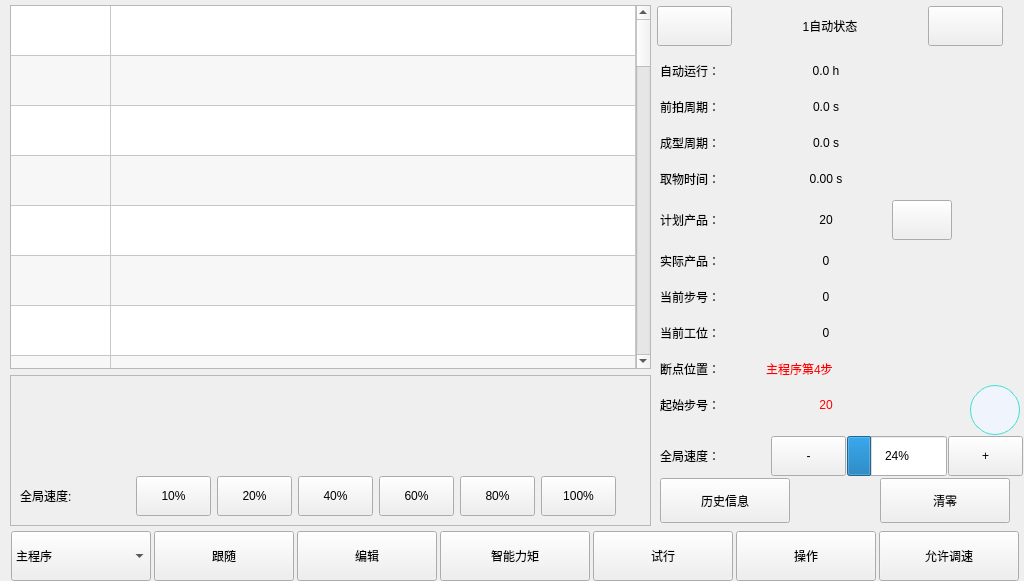
This is autoform.ui in Jade-yun/MachineTool as Qt 5 draws it before an edit. The edited form follows.
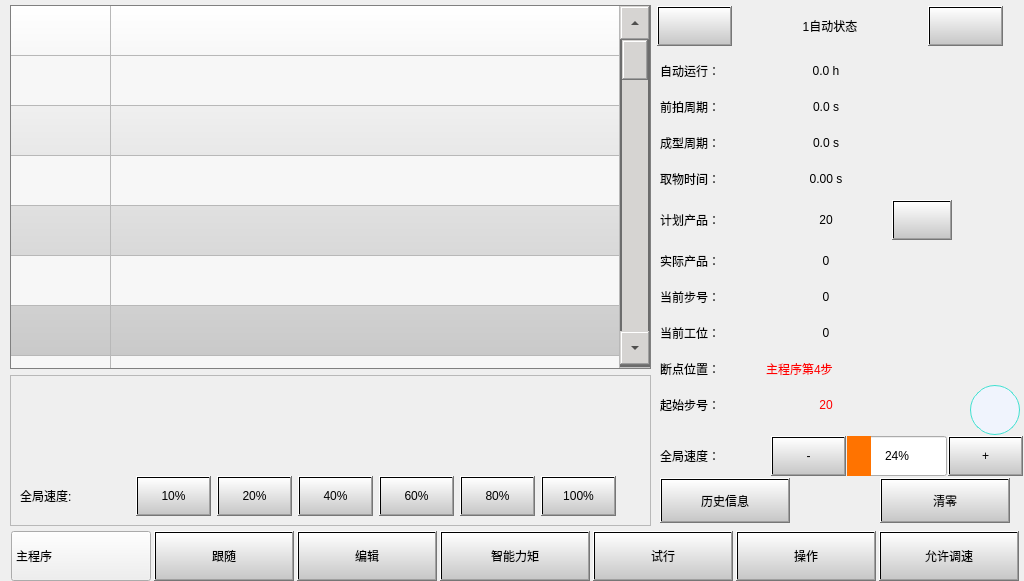
This is the edited form. The open tabs and pages were chosen to show the change. Icons and pictures are not drawn. Custom widgets are drawn as their Qt base class.

Commit message: 添加scroll bar 样式

```diff
--- a/autoform.ui
+++ b/autoform.ui
@@ -14,7 +14,428 @@
    <string>Form</string>
   </property>
   <property name="styleSheet">
-   <string notr="true"/>
+   <string notr="true">/*255,115,0     246,188,139    234,157,91*/
+/*通用控件样式*/
+/*QGroupBox 样式设置*/
+QGroupBox {
+        background-color:transparent;
+ }
+QGroupBox::title {
+    color:black;
+ }
+ /* QTableView,QTableWidget,QTreeWidget 样式*/
+ QTableView,QTableWidget,QTreeWidget{
+     color:black;
+     selection-background-color:rgb(255,115,0);/*表格选中时的颜色*/
+     background-color:white;/*整个表格的背景色，这里为白色*/
+     border:1px solid #E0DDDC;/*边框为1像素，灰色*/
+     gridline-color:#B8B8B8;/*这个是表格的格子线的颜色，为亮灰*/
+ }
+ QTableView,QTableWidget,QTreeWidget QHeaderView::section:hover
+ {
+     background-color: rgb(246,188,139);
+ }
+
+ QTableView,QTableWidget,QTreeWidget QHeaderView::section:checked
+ {
+     background-color: rgb(255,115,0);
+ }
+ QTableView,QTableWidget,QTreeWidget QHeaderView::section {
+      border-color: gray;
+      background-color: qlineargradient(spread:pad, x1:1, y1:1, x2:1, y2:0, stop:0 rgba(199, 199, 199, 255), stop:1 rgba(255, 255, 255, 255));
+ }
+ QTabBar::tab:selected{
+     background-color: qlineargradient(spread:reflect, x1:0.46244, y1:0.38, x2:0.445129, y2:1, stop:0.252446 rgba(220, 220, 220, 255), stop:0.409804 rgba(230, 230, 230, 255), stop:0.98 rgba(240, 240, 240, 255), stop:1 rgba(0, 0, 0, 0));
+     color:black;
+ }
+ QTabBar::tab:!selected{
+     background-color: qlineargradient(spread:reflect, x1:0.462, y1:0.477, x2:0.453, y2:1, stop:0.33724 rgba(255,115,0, 255), stop:0.68099 rgba(255,115,0, 255), stop:0.816406 rgba(255,115,0, 255), stop:0.976562 rgba(255, 255, 255, 255));
+     color:white;
+
+ }
+
+QWidget#tab_lathe QTabBar::tab:selected{
+    position: relative;
+    top:0px;
+    width: 80px;
+    height: 38px;
+    border:1px solid gray;
+    border-bottom: 0px;
+    background-color: qlineargradient(spread:reflect, x1:0.46244, y1:0.38, x2:0.445129, y2:1, stop:0.252446 rgba(220, 220, 220, 255), stop:0.409804 rgba(230, 230, 230, 255), stop:0.98 rgba(240, 240, 240, 255), stop:1 rgba(0, 0, 0, 0));
+    color:black;
+}
+
+QWidget#tab_lathe QTabBar::tab:!selected{
+    width: 80px;
+    height: 35px;
+    position: relative;
+    top: 5px;
+    border:1px solid gray;
+    border-bottom: 0px;
+    border-style: inset;
+    background-color: qlineargradient(spread:reflect, x1:0.462, y1:0.477, x2:0.453, y2:1, stop:0.33724 rgba(255,115,0, 255), stop:0.68099 rgba(255,115,0, 255), stop:0.816406 rgba(255,115,0, 255), stop:0.976562 rgba(255, 255, 255, 255));
+    color:white;
+}
+ /*QLabel 样式*/
+ QWidget#MainWindows QWidget#widget_5 QLabel{
+ color:black;
+ background-color:transparent;
+ }
+ /*QComboBox 样式*/
+ QComboBox QAbstractItemView{
+     background-color:#E6E6FA;
+     color:black;
+ }
+ QComboBox::drop-down {
+     border-left-color: darkgray;
+ }
+ /*QPushButton  QToolButton样式*/
+ QPushButton,QToolButton{
+      border-color: gray;
+      background-color: qlineargradient(spread:pad, x1:1, y1:1, x2:1, y2:0, stop:0 rgba(199, 199, 199, 255), stop:1 rgba(255, 255, 255, 255));
+ }
+
+ QToolButton::disabled,
+ QPushButton::disabled{
+         background-color: qlineargradient(spread:pad, x1:1, y1:1, x2:1, y2:0, stop:0 rgba(199, 199, 199, 255), stop:1 rgba(255, 255, 255, 255));
+         color:lightgray;
+ }
+
+QPushButton:pressed,
+QToolButton:pressed,
+QPushButton:checked,
+QToolButton:checked,
+QDialog#ButtonImitateDlg QPushButton:checked
+{
+    border-style: inset;
+    background-color: qlineargradient(spread:reflect, x1:0.462, y1:0.477, x2:0.453, y2:1, stop:0.33724 rgba(255,115,0, 255), stop:0.68099 rgba(255,115,0, 255), stop:0.816406 rgba(255,115,0, 255), stop:0.976562 rgba(255, 255, 255, 255));
+    color:white;
+}
+
+QPushButton#pushButton_Take:pressed,
+QPushButton#pushButton_TakeBack:pressed,
+QPushButton#pushButton_Storage:pressed
+{
+    border-color: gray;
+    color:white;
+    background-color: qlineargradient(spread:pad, x1:1, y1:1, x2:1, y2:0, stop:0 rgba(199, 199, 199, 255), stop:1 rgba(255, 255, 255, 255));
+}
+
+QPushButton#pushButton_Take:checked,
+QPushButton#pushButton_TakeBack:checked,
+QPushButton#pushButton_Storage:checked
+{
+    border-style: inset;
+    background-color: qlineargradient(spread:reflect, x1:0.462, y1:0.477, x2:0.453, y2:1, stop:0.33724 rgba(255,115,0, 255), stop:0.68099 rgba(255,115,0, 255), stop:0.816406 rgba(255,115,0, 255), stop:0.976562 rgba(255, 255, 255, 255));
+    color:white;
+}
+
+QScrollBar:horizontal {
+    border: 2px solid #6c6c6c;
+    background: rgba(214,212,210,100%);
+    height: 30px;
+    min-width: 30px;
+    margin: 2px 0px 1px 0px;
+    padding-left:33px;
+    padding-right:33px;
+}
+QScrollBar:vertical {
+    border: 2px solid #6c6c6c;
+    background: rgba(214,212,210,100%);
+    width: 30px;  
+    min-height: 30px; 
+    margin: 2px 0px 1px 0px;
+    padding-top: 30px;
+    padding-bottom: 33px;  
+}
+ /*进度条*/
+ QProgressBar::chunk{
+     background: qlineargradient(spread:pad, x1:0, y1:0, x2:1, y2:0, stop:0 rgba(255,115,0, 255), stop:1 rgba(255,115,0, 255));
+ }
+QProgressBar#progressBar_start::chunk{
+     border-radius: 15px;
+}
+/*主页面背景色*/
+QWidget#MainWindows QWidget#widget_5 {
+background-color:rgb(255,115,0);
+}
+/*功能模块背景透明*/
+QWidget#MainWindows QStackedWidget#stackedWidget{
+    background-color:rgb(240,240,240);
+    border-radius: 15px;
+}
+/*主界面跳转按钮样式*/
+QWidget#MainWindows QWidget#widget_2  QToolButton
+{
+    background-color: rgb(240, 240, 240,255);
+    background-color: qlineargradient(spread:reflect, x1:0.462, y1:0.477, x2:0.453, y2:1, stop:0.33724 rgba(255,115,0,255), stop:0.68099 rgba(255,115,0, 255), stop:0.816406 rgba(255,115,0, 255), stop:0.976562 rgba(255, 255, 255, 255));
+    color:white;
+}
+QWidget#MainWindows QWidget#widget_2  QToolButton:disabled{
+     background-color:gray;
+     color:lightgray;
+}
+QWidget#MainWindows QWidget#widget_2  QToolButton#tBtn_functionSetPage:checked,
+QWidget#MainWindows QWidget#widget_2  QToolButton#tBtn_monitorPage:checked,
+QWidget#MainWindows QWidget#widget_2  QToolButton#tBtn_teach:checked,
+QWidget#MainWindows QWidget#widget_2  QToolButton#tBtn_recordpage:checked,
+QWidget#MainWindows QWidget#widget_2  QToolButton#tBtn_alarmpage:checked,
+QWidget#MainWindows QWidget#widget_2  QToolButton#tBtn_mainpage:checked{
+    background-color: qlineargradient(spread:reflect, x1:0.46244, y1:0.38, x2:0.445129, y2:1, stop:0.252446 rgba(220, 220, 220, 255), stop:0.409804 rgba(230, 230, 230, 255), stop:0.98 rgba(240, 240, 240, 255), stop:1 rgba(0, 0, 0, 0));
+    color:black;
+}
+
+/*登入界面*/
+QDialog#LoginDlg,
+/*提示框界面*/
+QDialog#frmMessageBox QPushButton
+{
+    background-color: qlineargradient(spread:pad, x1:0, y1:0, x2:0, y2:1, stop:0 rgba(234,157,91,255), stop:1 rgba(234,157,91,255));
+}
+QDialog#frmMessageBox QWidget#widget_title
+{
+    background-color: qlineargradient(spread:pad, x1:0, y1:0, x2:0, y2:1, stop:0 #1B89CA, stop:1 #1077B5);
+}
+/*监视界面、安全区页面、逻辑教导*/
+QWidget#page_DoublePage QPushButton#pushButton_ManipulatorInput,
+QWidget#page_DoublePage QPushButton#pushButton_ManipulatorOutput,
+QWidget#page_DoublePage QPushButton#pushButton_InjectionInput,
+QWidget#page_DoublePage QPushButton#pushButton_ServoMonitor,
+QWidget#page_DoublePage QPushButton#pushButton_InjectionOutput,
+QWidget SafeAreaForm QPushButton#btnArm1,
+QWidget SafeAreaForm QPushButton#btnArm2,
+QDialog#ConditionDlg QPushButton#btn_logicSignal,
+QDialog#ConditionDlg QPushButton#btn_logicVar,
+QDialog#ConditionDlg QPushButton#btn_logicPosition,
+QDialog#ConditionDlg QPushButton#btn_logicTimer
+{
+    background-color: qlineargradient(spread:reflect, x1:0.462, y1:0.477, x2:0.453, y2:1, stop:0.33724 rgba(255,115,0,255), stop:0.68099 rgba(255,115,0, 255), stop:0.816406 rgba(255,115,0, 255), stop:0.976562 rgba(255, 255, 255, 255));
+    color:white;
+}
+QWidget#page_DoublePage QPushButton#pushButton_ManipulatorInput:checked,
+QWidget#page_DoublePage QPushButton#pushButton_ManipulatorOutput:checked,
+QWidget#page_DoublePage QPushButton#pushButton_InjectionInput:checked,
+QWidget#page_DoublePage QPushButton#pushButton_ServoMonitor:checked,
+QWidget#page_DoublePage QPushButton#pushButton_InjectionOutput:checked,
+QWidget SafeAreaForm QPushButton#btnArm1:checked,
+QWidget SafeAreaForm QPushButton#btnArm2:checked,
+QDialog#ConditionDlg QPushButton#btn_logicSignal:checked,
+QDialog#ConditionDlg QPushButton#btn_logicVar:checked,
+QDialog#ConditionDlg QPushButton#btn_logicPosition:checked,
+QDialog#ConditionDlg QPushButton#btn_logicTimer:checked
+{
+    background-color: qlineargradient(spread:reflect, x1:0.46244, y1:0.38, x2:0.445129, y2:1, stop:0.252446 rgba(220, 220, 220, 255), stop:0.409804 rgba(230, 230, 230, 255), stop:0.98 rgba(240, 240, 240, 255), stop:1 rgba(0, 0, 0, 0));
+    color:black;
+}
+/*手动界面*/
+QWidget#ManualStatusWin QTableWidget#tableWidget,
+/*自动页面*/
+QWidget#AutoStatusWin QTableWidget#tableWidget_auto QHeaderView::section
+{
+    color:black; 
+    background-color:rgb(255,115,0);
+}
+/*子页面标题栏*/
+QWidget#TitleBar
+{
+    background-color: qlineargradient(spread:pad, x1:1, y1:1, x2:1, y2:0, stop:0 rgba(255,115,0,255), stop:1 rgba(255, 255, 255, 255));
+}
+/*计算每转脉冲距离键盘*/
+QDialog#gearCalculatorDlg QPushButton#pBtn_0,
+QDialog#gearCalculatorDlg QPushButton#pBtn_1,
+QDialog#gearCalculatorDlg QPushButton#pBtn_2,
+QDialog#gearCalculatorDlg QPushButton#pBtn_3,
+QDialog#gearCalculatorDlg QPushButton#pBtn_4,
+QDialog#gearCalculatorDlg QPushButton#pBtn_5,
+QDialog#gearCalculatorDlg QPushButton#pBtn_6,
+QDialog#gearCalculatorDlg QPushButton#pBtn_7,
+QDialog#gearCalculatorDlg QPushButton#pBtn_8,
+QDialog#gearCalculatorDlg QPushButton#pBtn_9,
+QDialog#gearCalculatorDlg QPushButton#pBtn_10,
+/*密码键盘*/
+QDialog#PasswdInputDlg QPushButton#pBtn_0,
+QDialog#PasswdInputDlg QPushButton#pBtn_1,
+QDialog#PasswdInputDlg QPushButton#pBtn_2,
+QDialog#PasswdInputDlg QPushButton#pBtn_3,
+QDialog#PasswdInputDlg QPushButton#pBtn_4,
+QDialog#PasswdInputDlg QPushButton#pBtn_5,
+QDialog#PasswdInputDlg QPushButton#pBtn_6,
+QDialog#PasswdInputDlg QPushButton#pBtn_7,
+QDialog#PasswdInputDlg QPushButton#pBtn_8,
+QDialog#PasswdInputDlg QPushButton#pBtn_9,
+QDialog#PasswdInputDlg QPushButton#pBtn_10,
+QDialog#PasswdInputDlg QPushButton#pBtn_11,
+QDialog#PasswdInputDlg QPushButton#pBtn_12,
+QDialog#PasswdInputDlg QPushButton#pBtn_13,
+QDialog#PasswdInputDlg QPushButton#pBtn_14,
+QDialog#PasswdInputDlg QPushButton#pBtn_15,
+/*中文输入法界面*/
+QDialog#KeyBoardDlg QPushButton,
+/*科学计算器*/
+QWidget#MathCalculatorForm QPushButton,
+/*数值输入法*/
+QDialog#CalculatorDlg QPushButton#pBtn_0,
+QDialog#CalculatorDlg QPushButton#pBtn_1,
+QDialog#CalculatorDlg QPushButton#pBtn_2,
+QDialog#CalculatorDlg QPushButton#pBtn_3,
+QDialog#CalculatorDlg QPushButton#pBtn_4,
+QDialog#CalculatorDlg QPushButton#pBtn_5,
+QDialog#CalculatorDlg QPushButton#pBtn_6,
+QDialog#CalculatorDlg QPushButton#pBtn_7,
+QDialog#CalculatorDlg QPushButton#pBtn_8,
+QDialog#CalculatorDlg QPushButton#pBtn_9,
+QDialog#CalculatorDlg QPushButton#pBtn_10
+
+{
+        border: 2px solid gray;
+        border-radius: 6px;
+        border-style: outset;
+        color:black;
+        background-color: rgb(246,188,139);
+        font:30px;
+
+}
+/*计算每转脉冲距离键盘*/
+QDialog#gearCalculatorDlg QPushButton#pBtn_0:pressed,
+QDialog#gearCalculatorDlg QPushButton#pBtn_1:pressed,
+QDialog#gearCalculatorDlg QPushButton#pBtn_2:pressed,
+QDialog#gearCalculatorDlg QPushButton#pBtn_3:pressed,
+QDialog#gearCalculatorDlg QPushButton#pBtn_4:pressed,
+QDialog#gearCalculatorDlg QPushButton#pBtn_5:pressed,
+QDialog#gearCalculatorDlg QPushButton#pBtn_6:pressed,
+QDialog#gearCalculatorDlg QPushButton#pBtn_7:pressed,
+QDialog#gearCalculatorDlg QPushButton#pBtn_8:pressed,
+QDialog#gearCalculatorDlg QPushButton#pBtn_9:pressed,
+QDialog#gearCalculatorDlg QPushButton#pBtn_10:pressed,
+/*密码键盘*/
+QDialog#PasswdInputDlg QPushButton#pBtn_0:pressed,
+QDialog#PasswdInputDlg QPushButton#pBtn_1:pressed,
+QDialog#PasswdInputDlg QPushButton#pBtn_2:pressed,
+QDialog#PasswdInputDlg QPushButton#pBtn_3:pressed,
+QDialog#PasswdInputDlg QPushButton#pBtn_4:pressed,
+QDialog#PasswdInputDlg QPushButton#pBtn_5:pressed,
+QDialog#PasswdInputDlg QPushButton#pBtn_6:pressed,
+QDialog#PasswdInputDlg QPushButton#pBtn_7:pressed,
+QDialog#PasswdInputDlg QPushButton#pBtn_8:pressed,
+QDialog#PasswdInputDlg QPushButton#pBtn_9:pressed,
+QDialog#PasswdInputDlg QPushButton#pBtn_10:pressed,
+QDialog#PasswdInputDlg QPushButton#pBtn_11:pressed,
+QDialog#PasswdInputDlg QPushButton#pBtn_12:pressed,
+QDialog#PasswdInputDlg QPushButton#pBtn_13:pressed,
+QDialog#PasswdInputDlg QPushButton#pBtn_14:pressed,
+QDialog#PasswdInputDlg QPushButton#pBtn_15:pressed,
+/*中文输入法界面*/
+QDialog#KeyBoardDlg QPushButton:pressed,
+/*科学计算器*/
+QWidget#MathCalculatorForm QPushButton:pressed,
+/*数值输入法*/
+QDialog#CalculatorDlg QPushButton#pBtn_0:pressed,
+QDialog#CalculatorDlg QPushButton#pBtn_1:pressed,
+QDialog#CalculatorDlg QPushButton#pBtn_2:pressed,
+QDialog#CalculatorDlg QPushButton#pBtn_3:pressed,
+QDialog#CalculatorDlg QPushButton#pBtn_4:pressed,
+QDialog#CalculatorDlg QPushButton#pBtn_5:pressed,
+QDialog#CalculatorDlg QPushButton#pBtn_6:pressed,
+QDialog#CalculatorDlg QPushButton#pBtn_7:pressed,
+QDialog#CalculatorDlg QPushButton#pBtn_8:pressed,
+QDialog#CalculatorDlg QPushButton#pBtn_9:pressed,
+QDialog#CalculatorDlg QPushButton#pBtn_10:pressed
+{
+        border: 2px solid gray;
+        border-radius: 6px;
+        border-style: inset;
+        color:black;
+        background-color: rgb(245 ,245, 245);
+
+}
+/*计算每转脉冲距离键盘*/
+QDialog#gearCalculatorDlg QPushButton#pBtn_negative,
+QDialog#gearCalculatorDlg QPushButton#pBtn_Backspace,
+QDialog#gearCalculatorDlg QPushButton#pBtn_Cancel,
+QDialog#gearCalculatorDlg QPushButton#pBtn_Ok,
+QDialog#gearCalculatorDlg QPushButton#pBtn_Clear,
+/*密码键盘*/
+QDialog#PasswdInputDlg QPushButton#pBtn_Backspace,
+QDialog#PasswdInputDlg QPushButton#pBtn_Cancel,
+QDialog#PasswdInputDlg QPushButton#pBtn_Ok,
+QDialog#PasswdInputDlg QPushButton#pBtn_Clear,
+/*科学计算器*/
+QWidget#MathCalculatorForm QPushButton#buttonDel,
+QWidget#MathCalculatorForm QPushButton#buttonClear,
+QWidget#MathCalculatorForm QPushButton#buttonEqual,
+/*数值输入法*/
+QDialog#CalculatorDlg QPushButton#pBtn_negative,
+QDialog#CalculatorDlg QPushButton#pBtn_Backspace,
+QDialog#CalculatorDlg QPushButton#pBtn_Cancel,
+QDialog#CalculatorDlg QPushButton#pBtn_Ok,
+QDialog#CalculatorDlg QPushButton#pBtn_Clear
+{
+        border: 1px solid gray;
+        border-radius: 6px;
+        border-style: outset;
+        color:black;
+        background-color: rgb(255,115,0);
+        font:26px;
+}
+/*计算每转脉冲距离键盘*/
+QDialog#gearCalculatorDlg QPushButton#pBtn_negative:pressed,
+QDialog#gearCalculatorDlg QPushButton#pBtn_Backspace:pressed,
+QDialog#gearCalculatorDlg QPushButton#pBtn_Cancel:pressed,
+QDialog#gearCalculatorDlg QPushButton#pBtn_Ok:pressed,
+QDialog#gearCalculatorDlg QPushButton#pBtn_Clear:pressed,
+/*密码键盘*/
+QDialog#PasswdInputDlg QPushButton#pBtn_Backspace:pressed,
+QDialog#PasswdInputDlg QPushButton#pBtn_Cancel:pressed,
+QDialog#PasswdInputDlg QPushButton#pBtn_Ok:pressed,
+QDialog#PasswdInputDlg QPushButton#pBtn_Clear:pressed,
+/*科学计算器*/
+QWidget#MathCalculatorForm QPushButton#buttonDel:pressed,
+QWidget#MathCalculatorForm QPushButton#buttonClear:pressed,
+QWidget#MathCalculatorForm QPushButton#buttonEqual:pressed,
+/*数值输入法*/
+QDialog#CalculatorDlg QPushButton#pBtn_negative:pressed,
+QDialog#CalculatorDlg QPushButton#pBtn_Backspace:pressed,
+QDialog#CalculatorDlg QPushButton#pBtn_Cancel:pressed,
+QDialog#CalculatorDlg QPushButton#pBtn_Ok:pressed,
+QDialog#CalculatorDlg QPushButton#pBtn_Clear:pressed
+{
+        border: 1px solid gray;
+        border-radius: 6px;
+        border-style: inset;
+        color:black;
+        background-color: rgb(245, 245, 245);
+}
+/*主页面按钮图标*/
+QWidget#MainWindows QFrame#frame_4 QPushButton#btn_Wheel{
+    qproperty-icon:url(:/icon/wheelDisable.png);
+}
+
+/*主页面数值型文字颜色*/
+QWidget#MainWindows QWidget#widget_4 QLabel{
+    color:rgb(253, 213, 0);
+}
+/*主界面文字显示的颜色*/
+QWidget#MainWindows QWidget#widget_4 QLabel#label_handSpeedShow,
+QWidget#MainWindows QWidget#widget_4 QLabel#label_motorSpeedShow,
+QWidget#MainWindows QWidget#widget_4 QLabel#label_Z1,
+QWidget#MainWindows QWidget#widget_4 QLabel#label_Y1,
+QWidget#MainWindows QWidget#widget_4 QLabel#label_X1,
+QWidget#MainWindows QWidget#widget_4 QLabel#label_A,
+QWidget#MainWindows QWidget#widget_4 QLabel#label_Y2,
+QWidget#MainWindows QWidget#widget_4 QLabel#label_X2,
+QWidget#MainWindows QWidget#widget_4 QLabel#label_B,
+QWidget#MainWindows QWidget#widget_4 QLabel#label_C,
+QWidget#MainWindows QWidget#widget_4 QLabel#label_load,
+QWidget#MainWindows QWidget#widget_4 QLabel#label_torque
+{
+    color:white;
+}
+
+/*切换图标*/
+QLabel#label_swith
+{
+    image: url(:/icon/extendBtn2.png);
+}</string>
   </property>
   <widget class="QWidget" name="layoutWidget">
    <property name="geometry">
```
Left out of the diff: 30 changed lines with no effect on the pictures. The commit also changes 4 other files.
